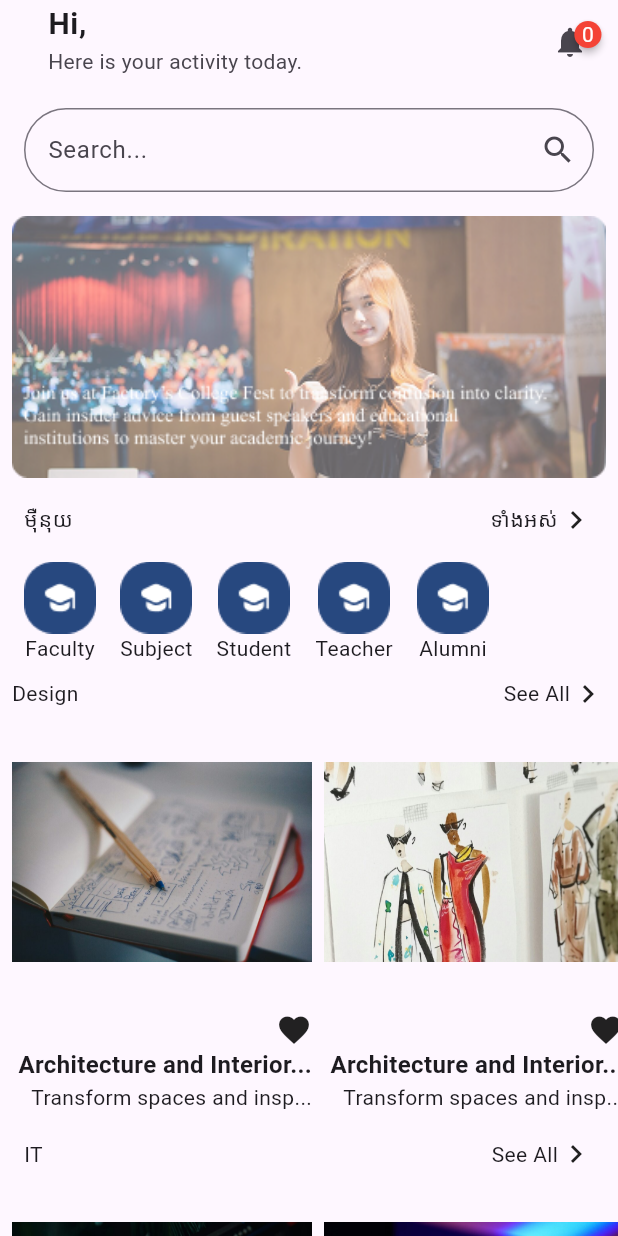
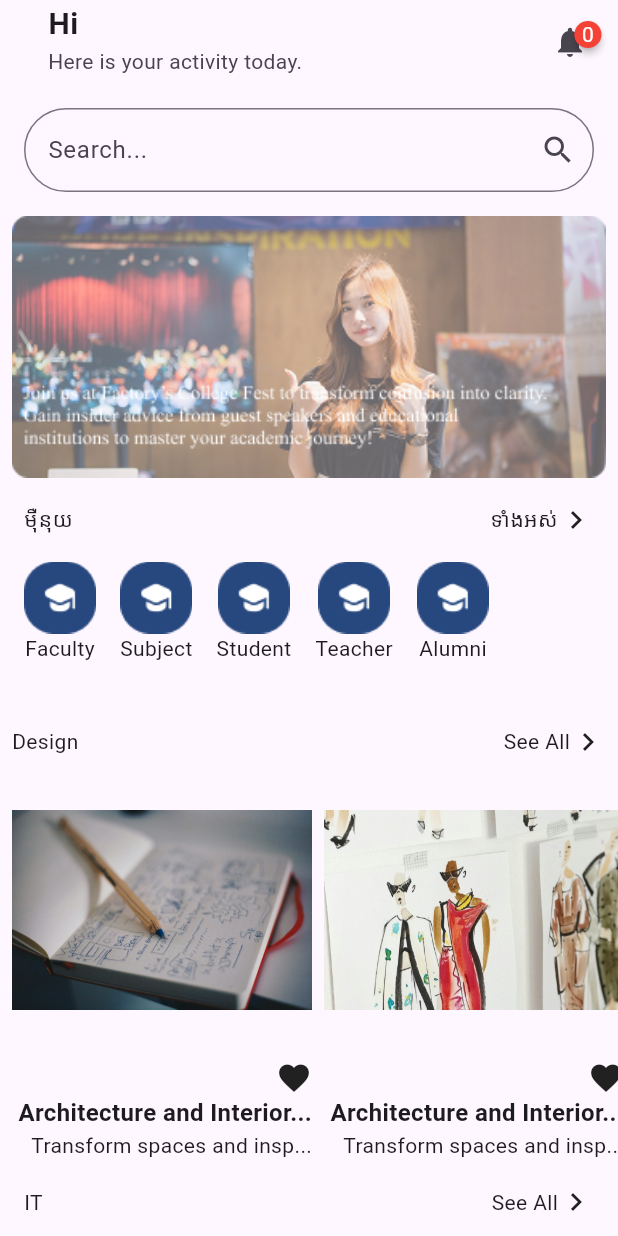
Before and after one commit to ppu-art/IT-MADII-Y4S2-2025, a Flutter app: the HomeScreen screen opened directly, on a phone screen of 412 x 824 dp. Run offline on Flutter 3.47's test engine with Material 3 defaults, Android fonts, the phone set to English and light mode, and no system bars; drawn by our look-alikes of badges; our stand-ins replace get, shared_preferences, sqflite; accounts and stored records are empty.

Commit message:
Localization and Theme

```diff
--- a/lib/screens/home_screen.dart
+++ b/lib/screens/home_screen.dart
@@ -124,11 +124,13 @@ class _HomeScreenState extends State<HomeScreen> {
       child: rowItems,
     );
 
+    String welcome = "hi".tr + " $_fullName";
+
     return Scaffold(
       appBar: AppBar(
         title: ListTile(
           title: Text(
-            "Hi, $_fullName",
+            "$welcome",
             style: TextStyle(fontWeight: FontWeight.bold, fontSize: 20),
           ),
           subtitle: Text("Here is your activity today."),
@@ -199,9 +201,22 @@ class _HomeScreenState extends State<HomeScreen> {
       );
     }).toList();
 
+    // Option1
+    // return Padding(
+    //   padding: EdgeInsets.only(left: 16, top: 16),
+    //   child: SingleChildScrollView(
+    //     scrollDirection: Axis.horizontal,
+    //     child: Row(children: menuItems),
+    //   ),
+    // );
+
+    // Option2
     return Padding(
       padding: EdgeInsets.only(left: 16, top: 16),
-      child: Row(children: menuItems),
+      child: SizedBox(
+        height: 100,
+        child: ListView(scrollDirection: Axis.horizontal, children: menuItems),
+      ),
     );
   }
 
--- /dev/null
+++ b/lib/translate/app_translate.dart
@@ -0,0 +1,43 @@
+import 'package:get/get.dart';
+
+class AppTranslate extends Translations {
+  @override
+  Map<String, Map<String, String>> get keys => {
+    "en_US": {
+      "hi": "Hi",
+      "home": "Home",
+      "faculty": "Faculty",
+      "news": "News",
+      "more": "More",
+      "language": "Language",
+      "khmer": "Khmer",
+      "english": "Enlish",
+      "khmerLanguage": "Khmer Language",
+      "englishLanguage": "English Language",
+      "theme": "Theme",
+      "light": "Light",
+      "dark": "Dark",
+      "themeLight": "Theme Light",
+      "themeDark": "Theme Dark",
+      "profile": "Profile",
+    },
+    "km_KH": {
+      "hi": "សួស្តី",
+      "home": "ដើម",
+      "faculty": "មហាវិទ្យាល័យ",
+      "news": "ព័ត៏មាន",
+      "more": "បន្ថែម",
+      "language": "ភាសា",
+      "khmer": "ខ្មែរ",
+      "english": "អង់គ្លេស",
+      "khmerLanguage": "ភាសាខ្មែរ",
+      "englishLanguage": "ភាសាអង់គ្លេស",
+      "theme": "ផ្ទៃ",
+      "light": "ព័ណ៏ស",
+      "dark": "ព័ណ៏ខ្មៅ",
+      "themeLight": "ផ្ទៃព័ណ៏ស",
+      "themeDark": "ផ្ទៃព័ណ៏ខ្មៅ",
+      "profile": "គណនី",
+    },
+  };
+}
--- a/pubspec.yaml
+++ b/pubspec.yaml
@@ -31,6 +31,8 @@ dependencies:
   flutter:
     sdk: flutter
 
+  flutter_localizations:
+    sdk: flutter
   # The following adds the Cupertino Icons font to your application.
   # Use with the CupertinoIcons class for iOS style icons.
   cupertino_icons: ^1.0.8
```
Also changed, not shown: lib/main.dart (+26 -11 lines), lib/screens/language_screen.dart (added, +81 -0 lines), lib/screens/main_screen.dart (+5 -4 lines), lib/screens/more_screen.dart (+29 -5 lines), lib/screens/theme_screen.dart (added, +74 -0 lines), pubspec.lock.
